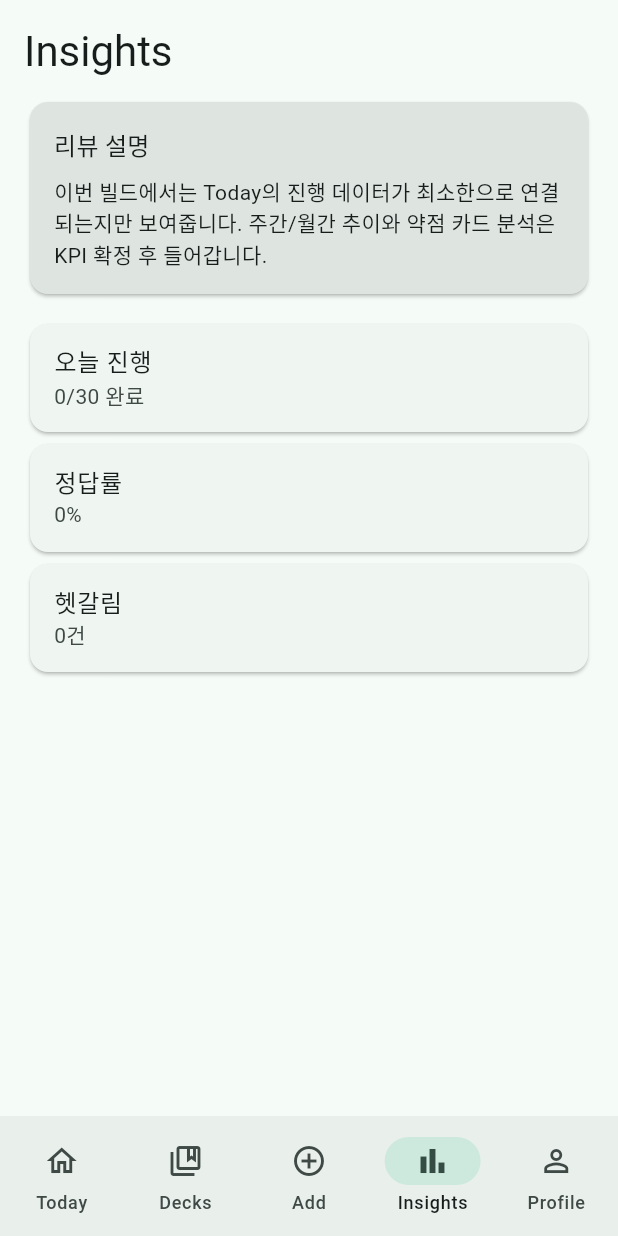
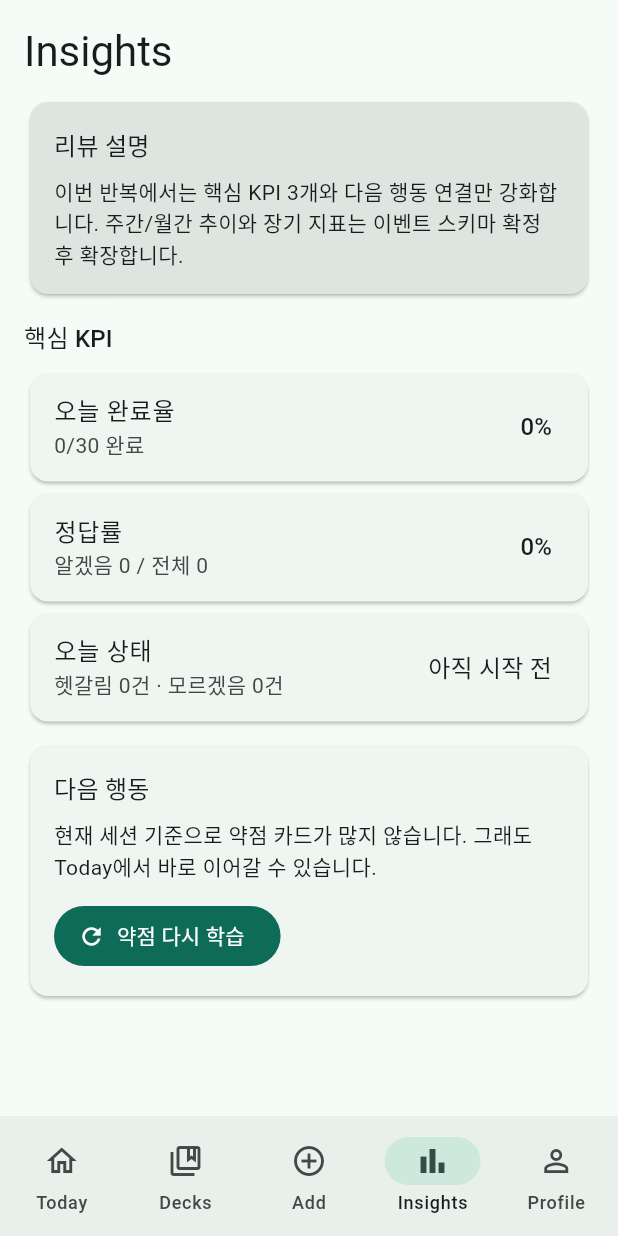
Before and after one commit to 0807ksc/repeato, a Flutter app: the screen it shows after launch, item 4 of the bottom bar chosen, on a phone screen of 412 x 824 dp. Run offline on Flutter 3.47's test engine with Material 3 defaults, Android fonts, the phone set to English and light mode, and no system bars.

Commit message:
feat: enhance insights dashboard and today return (#6)
Co-authored-by: sungchul kang <sungchulkang@sungchului-MacBookPro.local>

```diff
--- a/app/lib/app_root.dart
+++ b/app/lib/app_root.dart
@@ -148,12 +148,20 @@ class _AppRootState extends State<AppRoot> {
         onAddCard: _addCard,
         onNavigateToday: () => setState(() => _currentIndex = 0),
       ),
-      InsightsScreen(stats: _stats),
+      InsightsScreen(
+        stats: _stats,
+        onStartToday: () => setState(() => _currentIndex = 0),
+      ),
       const ProfileScreen(),
     ];
 
     return Scaffold(
-      body: SafeArea(child: screens[_currentIndex]),
+      body: SafeArea(
+        child: IndexedStack(
+          index: _currentIndex,
+          children: screens,
+        ),
+      ),
       bottomNavigationBar: NavigationBar(
         selectedIndex: _currentIndex,
         onDestinationSelected: (i) => setState(() => _currentIndex = i),
--- a/app/lib/screens/insights_screen.dart
+++ b/app/lib/screens/insights_screen.dart
@@ -4,14 +4,25 @@ import '../models/session_stats.dart';
 import '../widgets/review_note_card.dart';
 
 class InsightsScreen extends StatelessWidget {
-  const InsightsScreen({super.key, required this.stats});
+  const InsightsScreen({
+    super.key,
+    required this.stats,
+    required this.onStartToday,
+  });
 
   final SessionStats stats;
+  final VoidCallback onStartToday;
 
   @override
   Widget build(BuildContext context) {
     final solved = stats.known + stats.unsure + stats.again;
     final accuracy = solved == 0 ? 0 : ((stats.known / solved) * 100).round();
+    final completionRate = stats.target == 0 ? 0 : ((stats.completed / stats.target) * 100).round();
+    final todayStatus = stats.done
+        ? '오늘 목표 달성'
+        : solved == 0
+            ? '아직 시작 전'
+            : '진행 중';
 
     return ListView(
       padding: const EdgeInsets.all(16),
@@ -20,29 +31,66 @@ class InsightsScreen extends StatelessWidget {
         const SizedBox(height: 12),
         const ReviewNoteCard(
           title: '리뷰 설명',
-          body: '이번 빌드에서는 Today의 진행 데이터가 최소한으로 연결되는지만 보여줍니다. '
-              '주간/월간 추이와 약점 카드 분석은 KPI 확정 후 들어갑니다.',
+          body: '이번 반복에서는 핵심 KPI 3개와 다음 행동 연결만 강화합니다. '
+              '주간/월간 추이와 장기 지표는 이벤트 스키마 확정 후 확장합니다.',
         ),
         const SizedBox(height: 12),
+        Text('핵심 KPI', style: Theme.of(context).textTheme.titleMedium),
+        const SizedBox(height: 8),
+        _MetricCard(title: '오늘 완료율', value: '$completionRate%', subtitle: '${stats.completed}/${stats.target} 완료'),
+        _MetricCard(title: '정답률', value: '$accuracy%', subtitle: '알겠음 ${stats.known} / 전체 $solved'),
+        _MetricCard(title: '오늘 상태', value: todayStatus, subtitle: '헷갈림 ${stats.unsure}건 · 모르겠음 ${stats.again}건'),
+        const SizedBox(height: 8),
         Card(
-          child: ListTile(
-            title: const Text('오늘 진행'),
-            subtitle: Text('${stats.completed}/${stats.target} 완료'),
-          ),
-        ),
-        Card(
-          child: ListTile(
-            title: const Text('정답률'),
-            subtitle: Text('$accuracy%'),
-          ),
-        ),
-        Card(
-          child: ListTile(
-            title: const Text('헷갈림'),
-            subtitle: Text('${stats.unsure}건'),
+          child: Padding(
+            padding: const EdgeInsets.all(16),
+            child: Column(
+              crossAxisAlignment: CrossAxisAlignment.start,
+              children: [
+                Text('다음 행동', style: Theme.of(context).textTheme.titleMedium),
+                const SizedBox(height: 8),
+                Text(
+                  stats.unsure + stats.again > 0
+                      ? '헷갈리거나 모르는 카드가 남아 있습니다. Today로 돌아가 다시 학습하세요.'
+                      : '현재 세션 기준으로 약점 카드가 많지 않습니다. 그래도 Today에서 바로 이어갈 수 있습니다.',
+                ),
+                const SizedBox(height: 12),
+                FilledButton.icon(
+                  onPressed: onStartToday,
+                  icon: const Icon(Icons.refresh),
+                  label: const Text('약점 다시 학습'),
+                ),
+              ],
+            ),
           ),
         ),
       ],
     );
   }
 }
+
+class _MetricCard extends StatelessWidget {
+  const _MetricCard({
+    required this.title,
+    required this.value,
+    required this.subtitle,
+  });
+
+  final String title;
+  final String value;
+  final String subtitle;
+
+  @override
+  Widget build(BuildContext context) {
+    return Card(
+      child: ListTile(
+        title: Text(title),
+        subtitle: Text(subtitle),
+        trailing: Text(
+          value,
+          style: Theme.of(context).textTheme.titleMedium,
+        ),
+      ),
+    );
+  }
+}
```
Also changed, not shown: 4 other files.
